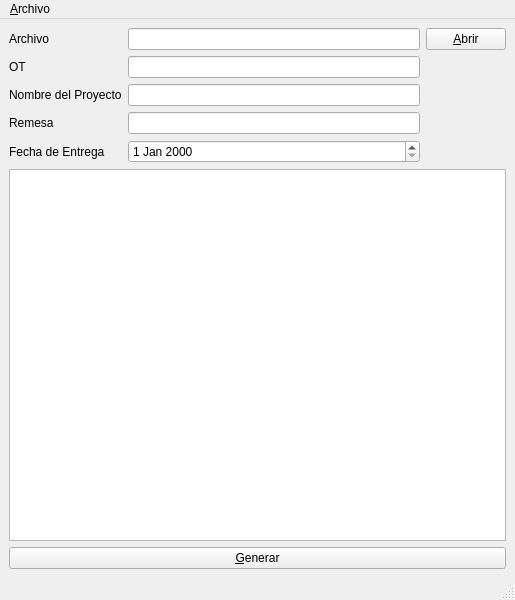
This is xlsTool.ui in Mexarm/qputilities as Qt 5 draws it before an edit. The edited form follows.
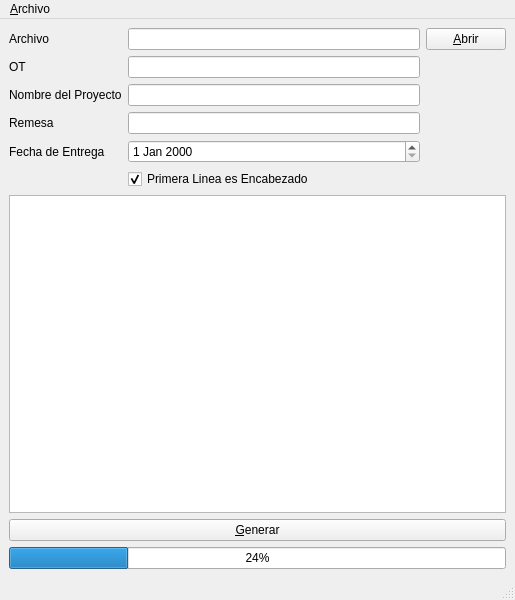
This is the edited form.

```diff
--- a/xlsTool.ui
+++ b/xlsTool.ui
@@ -76,6 +76,16 @@
         <item row="1" column="1">
          <widget class="QLineEdit" name="le_OT"/>
         </item>
+        <item row="5" column="1">
+         <widget class="QCheckBox" name="cb_SkipFirstRow">
+          <property name="text">
+           <string>Primera Linea es Encabezado</string>
+          </property>
+          <property name="checked">
+           <bool>true</bool>
+          </property>
+         </widget>
+        </item>
        </layout>
       </item>
      </layout>
@@ -90,6 +100,13 @@
       </property>
      </widget>
     </item>
+    <item row="3" column="0">
+     <widget class="QProgressBar" name="progressBar">
+      <property name="value">
+       <number>24</number>
+      </property>
+     </widget>
+    </item>
    </layout>
   </widget>
   <widget class="QMenuBar" name="menubar">
```
